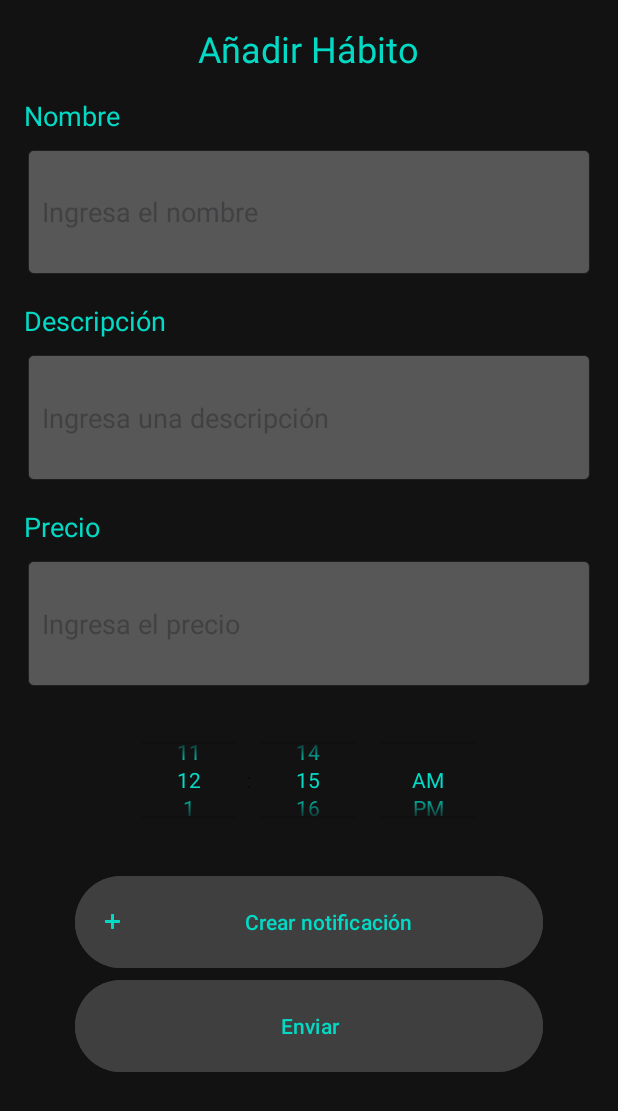
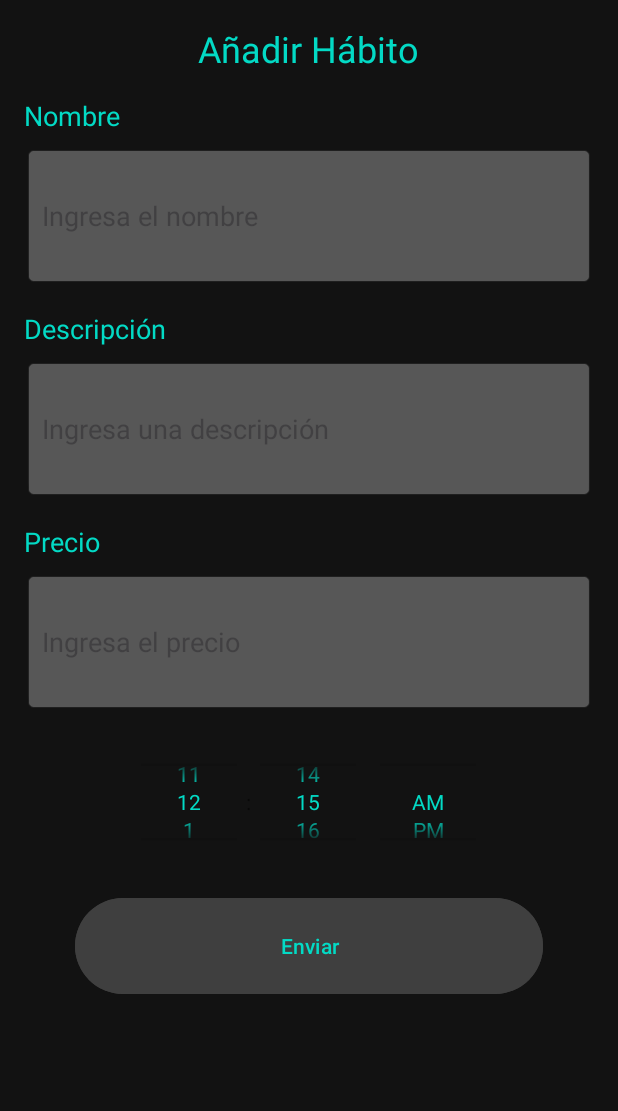
Before and after one commit to rubensb02/habitos, an Android app: the AddHabito screen opened directly, with no data from a screen before it, on a phone screen of 412 x 824 dp. Shown: the top 1111 px of the screen. Run offline under Robolectric (Android 15) with nearby library versions, the phone set to English and light mode, and no system bars.

```diff
--- a/app/src/main/AndroidManifest.xml
+++ b/app/src/main/AndroidManifest.xml
@@ -30,7 +30,8 @@
                 <category android:name="android.intent.category.LAUNCHER" />
             </intent-filter>
         </activity> <!-- Declaración del receptor de notificaciones -->
-        <receiver android:name=".NotificationReceiver" />
+        <receiver android:name=".NotificationReceiver"
+            android:exported="true"/>
     </application>
 
 </manifest>
--- a/app/src/main/res/layout/add_habito.xml
+++ b/app/src/main/res/layout/add_habito.xml
@@ -125,18 +125,18 @@
             android:layout_height="16dp" />
 
 
-        <Button
-            android:id="@+id/create_notification_button"
-            android:layout_width="312dp"
-            android:layout_height="25dp"
-            android:layout_gravity="center"
-            android:layout_weight="0.1"
-            android:backgroundTint="#3f3f3f"
-            android:padding="16dp"
-            android:text="Crear notificación"
-            android:textColor="#FF03DAC5"
-            app:icon="@android:drawable/ic_input_add"
-            app:iconTint="#FF03DAC5" />
+<!--        <Button-->
+<!--            android:id="@+id/create_notification_button"-->
+<!--            android:layout_width="312dp"-->
+<!--            android:layout_height="25dp"-->
+<!--            android:layout_gravity="center"-->
+<!--            android:layout_weight="0.1"-->
+<!--            android:backgroundTint="#3f3f3f"-->
+<!--            android:padding="16dp"-->
+<!--            android:text="Crear notificación"-->
+<!--            android:textColor="#FF03DAC5"-->
+<!--            app:icon="@android:drawable/ic_input_add"-->
+<!--            app:iconTint="#FF03DAC5" />-->
 
         <Button
             android:id="@+id/buttonSave"
```
Also changed, not shown: app/src/main/java/com/ruben/habitosversion1/AddHabito.java (+27 -14 lines).
